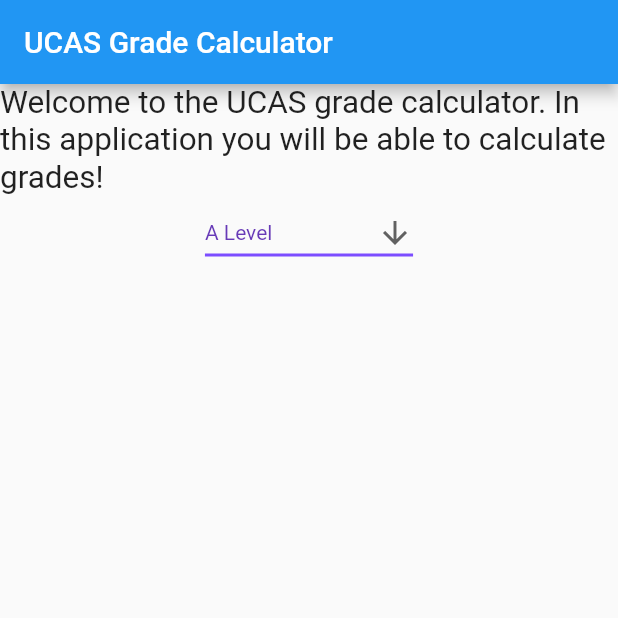
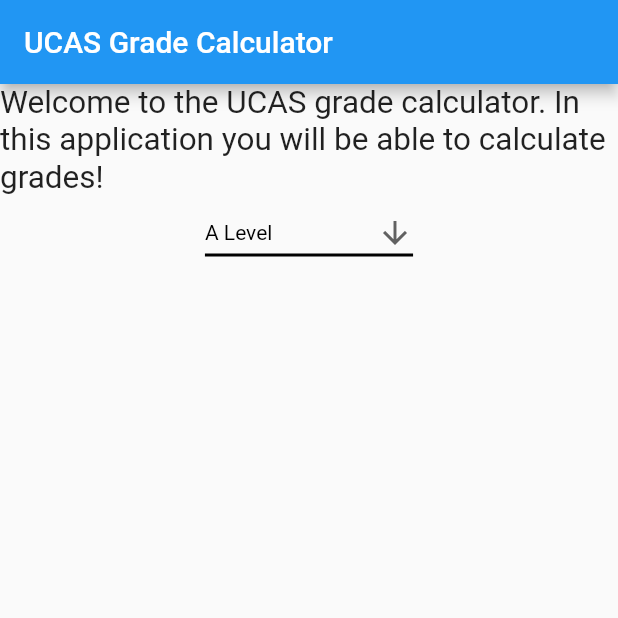
Before and after one commit to WillTheDeveloper/FlutterGradesApp, a Flutter app: the screen it shows after launch, on a phone screen of 412 x 824 dp, the top half of it. Run offline on Flutter 3.47's test engine with Material 2 defaults, Android fonts, the phone set to English and light mode, and no system bars.

Commit message:
Made the dropdown black

```diff
--- a/lib/main.dart
+++ b/lib/main.dart
@@ -82,10 +82,10 @@ class _DropMenu extends State<DropMenu> {
         value: defaultValue,
         icon: const Icon(Icons.arrow_downward),
     elevation: 16,
-    style: const TextStyle(color: Colors.deepPurple),
+    style: const TextStyle(color: Colors.black),
     underline: Container(
     height: 2,
-    color: Colors.deepPurpleAccent,
+    color: Colors.black,
     ),
     onChanged: (String? newValue) {
     setState(() {
```
